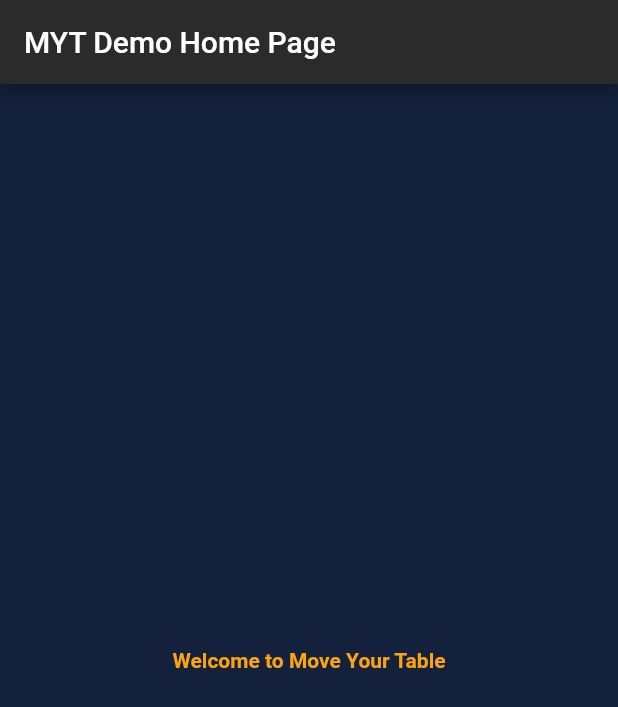
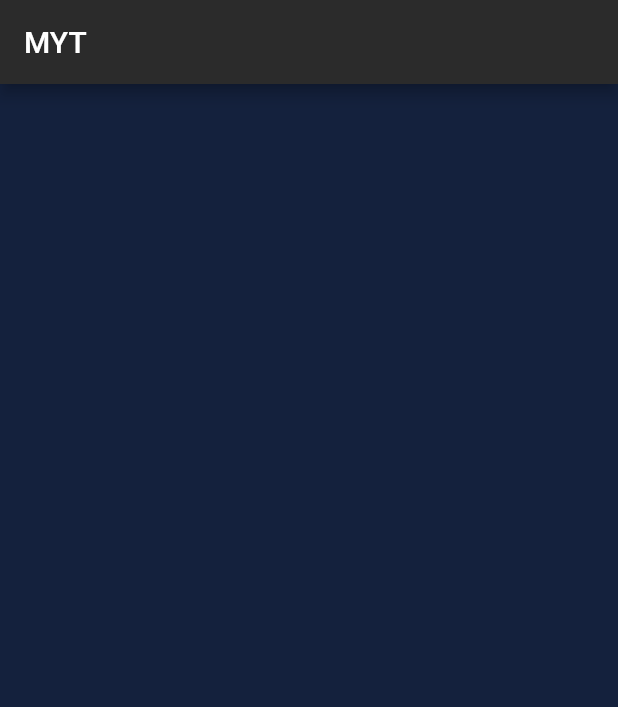
Before and after one commit to Move-Your-Table/mobile, a Flutter app: the screen it shows after launch, on a phone screen of 412 x 824 dp. Shown: the top 707 px of the screen. Run offline on Flutter 3.47's test engine with Material 2 defaults, Android fonts, the phone set to English and light mode, and no system bars.

Commit message:
get rid of dummy code

```diff
--- a/lib/main.dart
+++ b/lib/main.dart
@@ -11,7 +11,7 @@ class MyApp extends StatelessWidget {
   @override
   Widget build(BuildContext context) {
     return MaterialApp(
-      title: 'Flutter Demo',
+      title: 'Move Your Table',
       theme: ThemeData(
         // This is the theme of your application.
         //
@@ -24,7 +24,7 @@ class MyApp extends StatelessWidget {
         // is not restarted.
         scaffoldBackgroundColor: const Color.fromRGBO(20, 33, 61, 1),
       ),
-      home: const MyHomePage(title: 'MYT Demo Home Page'),
+      home: const MyHomePage(title: 'MYT'),
     );
   }
 }
@@ -48,19 +48,6 @@ class MyHomePage extends StatefulWidget {
 }
 
 class _MyHomePageState extends State<MyHomePage> {
-  int _counter = 0;
-
-  void _incrementCounter() {
-    setState(() {
-      // This call to setState tells the Flutter framework that something has
-      // changed in this State, which causes it to rerun the build method below
-      // so that the display can reflect the updated values. If we changed
-      // _counter without calling setState(), then the build method would not be
-      // called again, and so nothing would appear to happen.
-      _counter++;
-    });
-  }
-
   @override
   Widget build(BuildContext context) {
     // This method is rerun every time setState is called, for instance as done
@@ -95,14 +82,7 @@ class _MyHomePageState extends State<MyHomePage> {
           // axis because Columns are vertical (the cross axis would be
           // horizontal).
           mainAxisAlignment: MainAxisAlignment.center,
-          children: const <Widget>[
-            Text(
-              'Welcome to Move Your Table',
-              style: TextStyle(
-                  color: Color.fromRGBO(252, 163, 17, 1),
-                  fontWeight: FontWeight.bold),
-            ),
-          ],
+          children: const <Widget>[],
         ),
       ),
     );
```
